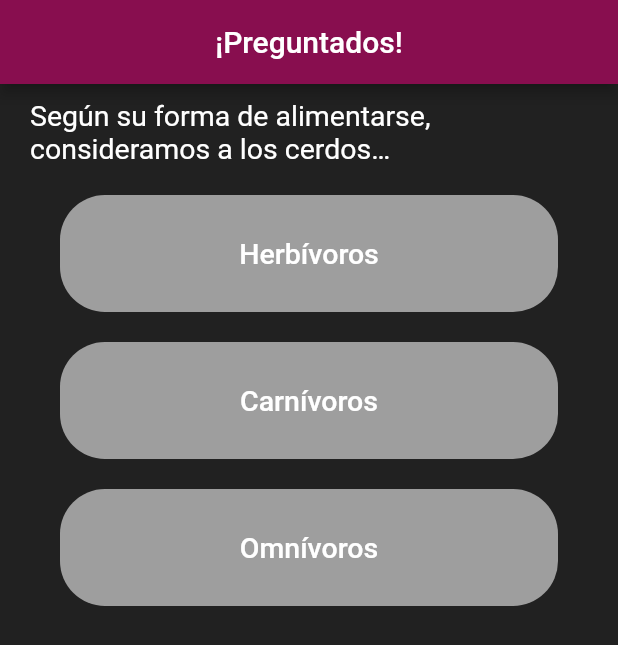
After one commit to KikeDeAlba/flutter_preguntados, a Flutter app: the Ciencias screen opened directly, on a phone screen of 412 x 824 dp. The commit adds this screen. Shown: the top 645 px of the screen. Run offline on Flutter 3.47's test engine with Material 2 defaults, Android fonts, the phone set to English and light mode, and no system bars.

Commit message:
Constructor de preguntar

```diff
--- /dev/null
+++ b/lib/Materias/ciencias.dart
@@ -0,0 +1,43 @@
+import 'package:flutter/material.dart';
+import 'package:flutter_preguntados/buttons/simple_round_button.dart';
+import 'package:flutter_preguntados/constructores/pregunstas.dart';
+import 'package:flutter_preguntados/game/jugadores.dart';
+
+import '../main.dart';
+
+class Ciencias extends StatelessWidget {
+  const Ciencias({Key? key}) : super(key: key);
+
+  static var pregunta = 1;
+
+  Preguntar(x) {
+    if (x == 1) {
+      return PreguntaC(
+        pregunta: Text(
+          'Según su forma de alimentarse, consideramos a los cerdos…',
+          style: Style,
+        ),
+        opcion1: Text(
+          'Herbívoros',
+          style: Style,
+        ),
+        opcion2: Text('Carnívoros', style: Style),
+        opcion3: Text('Omnívoros', style: Style),
+      );
+    }
+  }
+
+  @override
+  Widget build(BuildContext context) {
+    return Scaffold(
+        backgroundColor: Colors.grey[900],
+        appBar: AppBar(
+          title: Text(appTitle),
+          centerTitle: true,
+          backgroundColor: Colors.pink[900],
+        ),
+        body: Padding(
+            padding: EdgeInsets.fromLTRB(20, 10, 20, 10),
+            child: Preguntar(pregunta)));
+  }
+}
--- a/lib/buttons/simple_round_button.dart
+++ b/lib/buttons/simple_round_button.dart
@@ -20,7 +20,8 @@
                 shape: MaterialStateProperty.all(RoundedRectangleBorder(
                     borderRadius: new BorderRadius.circular(30.0))),
                 overlayColor: MaterialStateProperty.all(this.backgroundColor),
-                backgroundColor: MaterialStateProperty.all(this.backgroundColor),
+                backgroundColor:
+                    MaterialStateProperty.all(this.backgroundColor),
               ),
               child: new Row(
                 mainAxisAlignment: MainAxisAlignment.center,
--- /dev/null
+++ b/lib/constructores/pregunstas.dart
@@ -0,0 +1,80 @@
+import 'package:flutter/material.dart';
+
+import '../buttons/simple_round_button.dart';
+
+class PreguntaC extends StatelessWidget {
+  final Text? pregunta;
+  final Text? opcion1;
+  final Text? opcion2;
+  final Text? opcion3;
+  final Text? opcion4;
+
+  PreguntaC(
+      {this.pregunta, this.opcion1, this.opcion2, this.opcion3, this.opcion4});
+
+  Retorno() {
+    if (opcion3 == null && opcion4 == null) {
+      return Column(
+        children: <Widget>[
+          Container(alignment: Alignment.center, child: pregunta),
+          Container(
+              alignment: Alignment.center,
+              child: SimpleRoundButton(
+                backgroundColor: Colors.grey,
+                buttonText: opcion1,
+              )),
+          Container(
+              alignment: Alignment.center,
+              child: SimpleRoundButton(
+                  backgroundColor: Colors.grey, buttonText: opcion2)),
+        ],
+      );
+    }
+    if (opcion4 == null) {
+      return Column(
+        children: <Widget>[
+          Container(alignment: Alignment.center, child: pregunta),
+          Container(
+              alignment: Alignment.center,
+              child: SimpleRoundButton(
+                  backgroundColor: Colors.grey, buttonText: opcion1)),
+          Container(
+              alignment: Alignment.center,
+              child: SimpleRoundButton(
+                  backgroundColor: Colors.grey, buttonText: opcion2)),
+          Container(
+              alignment: Alignment.center,
+              child: SimpleRoundButton(
+                  backgroundColor: Colors.grey, buttonText: opcion3)),
+        ],
+      );
+    } else {
+      return Column(
+        children: <Widget>[
+          Container(alignment: Alignment.center, child: pregunta),
+          Container(
+              alignment: Alignment.center,
+              child: SimpleRoundButton(
+                  backgroundColor: Colors.grey, buttonText: opcion1)),
+          Container(
+              alignment: Alignment.center,
+              child: SimpleRoundButton(
+                  backgroundColor: Colors.grey, buttonText: opcion2)),
+          Container(
+              alignment: Alignment.center,
+              child: SimpleRoundButton(
+                  backgroundColor: Colors.grey, buttonText: opcion3)),
+          Container(
+              alignment: Alignment.center,
+              child: SimpleRoundButton(
+                  backgroundColor: Colors.grey, buttonText: opcion4)),
+        ],
+      );
+    }
+  }
+
+  @override
+  Widget build(BuildContext context) {
+    return Retorno();
+  }
+}
--- a/lib/game/juego.dart
+++ b/lib/game/juego.dart
@@ -1,4 +1,5 @@
 import 'package:flutter/material.dart';
+import 'package:flutter_preguntados/Materias/ciencias.dart';
 import 'package:flutter_preguntados/Materias/espanol.dart';
 import 'package:flutter_preguntados/game/jugadores.dart';
 import 'package:flutter_preguntados/main.dart';
@@ -55,17 +56,6 @@
               SimpleRoundIconButton(
                 backgroundColor: Colors.grey,
                 buttonText: Text(
-                  'Historia         ',
-                  style: Style,
-                ),
-                icon: const Icon(Icons.account_box),
-              ),
-              SizedBox(
-                height: 10,
-              ),
-              SimpleRoundIconButton(
-                backgroundColor: Colors.grey,
-                buttonText: Text(
                   'Geografia      ',
                   style: Style,
                 ),
@@ -81,6 +71,20 @@
                   style: Style,
                 ),
                 icon: const Icon(Icons.account_box),
+              ),
+              SizedBox(
+                height: 10,
+              ),
+              SimpleRoundIconButton(
+                backgroundColor: Colors.grey,
+                buttonText: Text(
+                  'Ciencias',
+                  style: Style,
+                ),
+                icon: const Icon(Icons.account_box),
+                onPressed: () => runApp(MaterialApp(
+                  home: Ciencias(),
+                )),
               ),
               SizedBox(
                 height: 10,
```
Also changed, not shown: lib/respuestas/correcta.dart (added), lib/respuestas/mala.dart (added).
